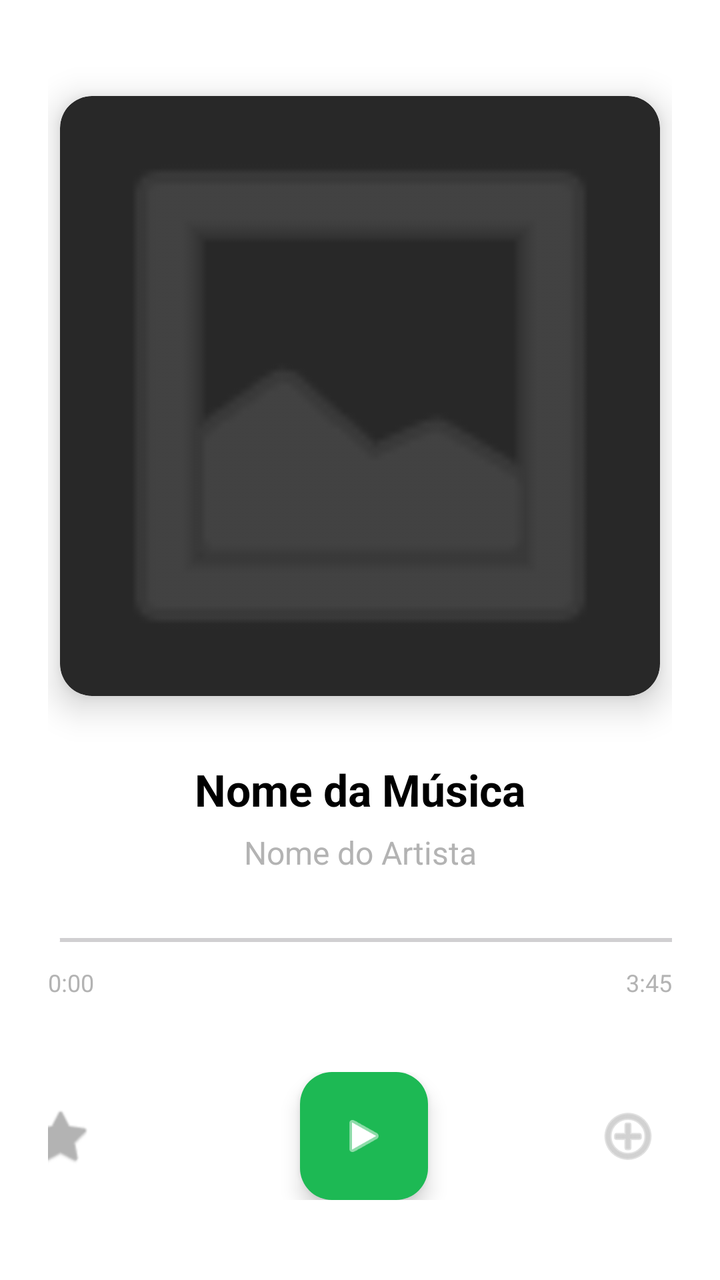
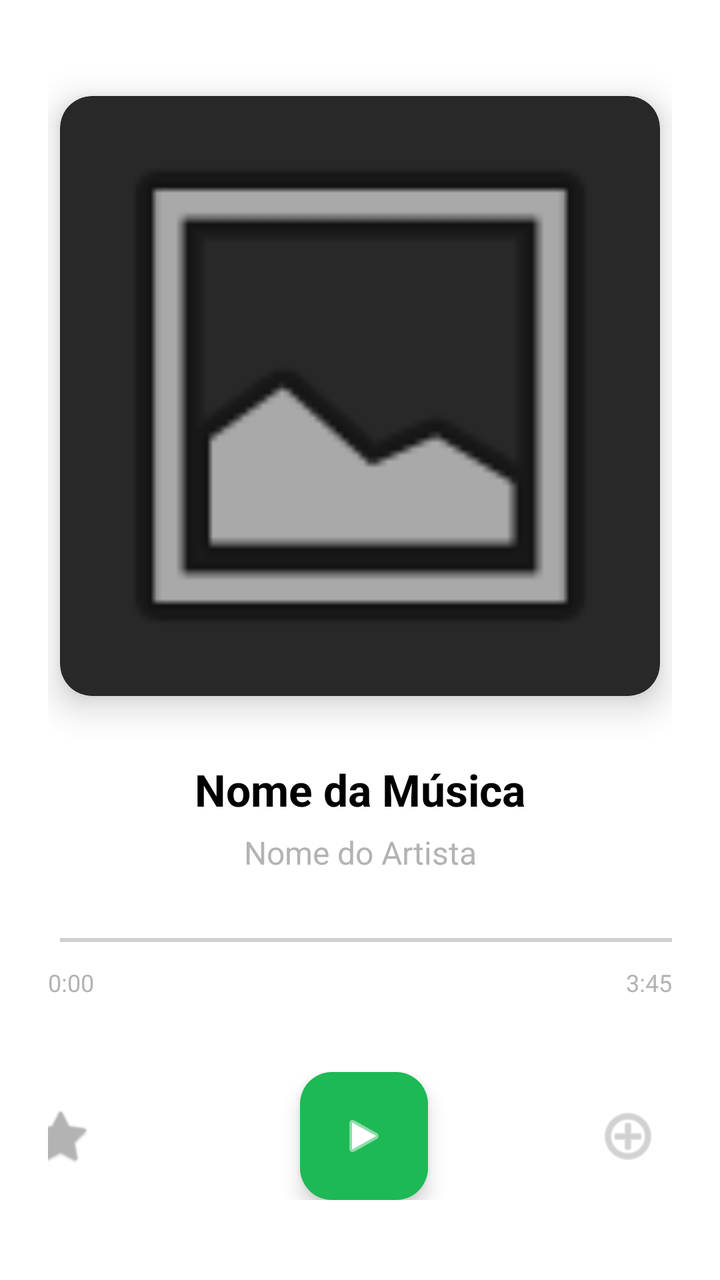

The first picture is an Android layout as it rendered before a commit; the second is the same layout after the commit. The layout source and the unified diff follow.
<!-- AndroidManifest.xml: application theme Theme.DSSMV_ProjectDroid_1230628_1222027 -->
<!-- res/layout/activity_music_player.xml -->
<?xml version="1.0" encoding="utf-8"?>
<LinearLayout xmlns:android="http://schemas.android.com/apk/res/android"
              xmlns:app="http://schemas.android.com/apk/res-auto"
              android:id="@+id/main_player"
              android:layout_width="match_parent"
              android:layout_height="match_parent"
              android:background="@color/background_color"
              android:gravity="center_horizontal"
              android:orientation="vertical"
              android:padding="24dp">

    <androidx.cardview.widget.CardView
            android:layout_width="300dp"
            android:layout_height="300dp"
            android:layout_marginTop="24dp"
            app:cardCornerRadius="16dp"
            app:cardElevation="10dp"
            app:cardBackgroundColor="#282828">

        <ImageView
                android:id="@+id/imgAlbumCover"
                android:layout_width="match_parent"
                android:layout_height="match_parent"
                android:contentDescription="Capa do Álbum"
                android:scaleType="centerCrop"
                android:src="@android:drawable/ic_menu_gallery"
                app:tint="#535353" />
    </androidx.cardview.widget.CardView>

    <TextView
            android:id="@+id/txtSongTitle"
            android:layout_width="match_parent"
            android:layout_height="wrap_content"
            android:layout_marginTop="32dp"
            android:ellipsize="end"
            android:maxLines="1"
            android:text="Nome da Música"
            android:textAlignment="center"
            android:textColor="@color/text_color"
            android:textSize="22sp"
            android:textStyle="bold" />

    <TextView
            android:id="@+id/txtArtistName"
            android:layout_width="match_parent"
            android:layout_height="wrap_content"
            android:layout_marginTop="6dp"
            android:ellipsize="end"
            android:maxLines="1"
            android:text="Nome do Artista"
            android:textAlignment="center"
            android:textColor="#B3B3B3"
            android:textSize="16sp" />

    <LinearLayout
            android:layout_width="match_parent"
            android:layout_height="wrap_content"
            android:layout_marginTop="24dp"
            android:orientation="vertical">

        <SeekBar
                android:id="@+id/seekBar"
                android:layout_width="match_parent"
                android:layout_height="wrap_content"
                android:paddingStart="0dp"
                android:paddingEnd="0dp"
                android:progressTint="#1DB954"
                android:thumbTint="#FFFFFF" />

        <RelativeLayout
                android:layout_width="match_parent"
                android:layout_height="wrap_content"
                android:layout_marginTop="4dp">

            <TextView
                    android:id="@+id/txtCurrentTime"
                    android:layout_width="wrap_content"
                    android:layout_height="wrap_content"
                    android:layout_alignParentStart="true"
                    android:text="0:00"
                    android:textColor="#B3B3B3"
                    android:textSize="12sp" />

            <TextView
                    android:id="@+id/txtTotalTime"
                    android:layout_width="wrap_content"
                    android:layout_height="wrap_content"
                    android:layout_alignParentEnd="true"
                    android:text="3:45"
                    android:textColor="#B3B3B3"
                    android:textSize="12sp" />
        </RelativeLayout>
    </LinearLayout>

    <View
            android:layout_width="match_parent"
            android:layout_height="0dp"
            android:layout_weight="1" />

    <LinearLayout
            android:layout_width="match_parent"
            android:layout_height="wrap_content"
            android:layout_marginBottom="16dp"
            android:gravity="center"
            android:orientation="horizontal">

        <ImageButton
                android:id="@+id/btnFavorite"
                android:layout_width="48dp"
                android:layout_height="48dp"
                android:background="?attr/selectableItemBackgroundBorderless"
                android:contentDescription="Favorito"
                android:src="@android:drawable/btn_star"
                app:tint="#B3B3B3" />

        <ImageButton
                android:id="@+id/btnPrevious"
                android:layout_width="56dp"
                android:layout_height="56dp"
                android:layout_marginStart="20dp"
                android:background="?attr/selectableItemBackgroundBorderless"
                android:contentDescription="Anterior"
                android:src="@android:drawable/ic_media_previous"
                app:tint="#FFFFFF" />

        <com.google.android.material.floatingactionbutton.FloatingActionButton
                android:id="@+id/btnPlayPause"
                android:layout_width="wrap_content"
                android:layout_height="wrap_content"
                android:layout_marginStart="20dp"
                android:contentDescription="Play/Pause"
                android:src="@android:drawable/ic_media_play"
                app:backgroundTint="#1DB954"
                app:fabCustomSize="64dp"
                app:tint="#FFFFFF" />

        <ImageButton
                android:id="@+id/btnNext"
                android:layout_width="56dp"
                android:layout_height="56dp"
                android:layout_marginStart="20dp"
                android:background="?attr/selectableItemBackgroundBorderless"
                android:contentDescription="Seguinte"
                android:src="@android:drawable/ic_media_next"
                app:tint="#FFFFFF" />

        <ImageButton
                android:id="@+id/btnAddToPlaylist"
                android:layout_width="48dp"
                android:layout_height="48dp"
                android:layout_marginEnd="16dp"
                android:background="?attr/selectableItemBackgroundBorderless"
                android:contentDescription="Adicionar à Playlist"
                android:src="@android:drawable/ic_menu_add"
                app:tint="#B3B3B3" />

    </LinearLayout>

</LinearLayout>
<!-- resources referenced by this layout -->
<resources>
  <color name="background_color">#FFFFFF</color>
  <color name="text_color">#000000</color>
  <style name="Theme.DSSMV_ProjectDroid_1230628_1222027" parent="Base.Theme.DSSMV_ProjectDroid_1230628_1222027" />
  <style name="Base.Theme.DSSMV_ProjectDroid_1230628_1222027" parent="Theme.Material3.DayNight.NoActionBar">
          
          
      </style>
</resources>

<!-- the commit's change to res/layout/activity_music_player.xml (unified diff, before → after) -->
@@ -23,8 +23,7 @@
                 android:layout_height="match_parent"
                 android:contentDescription="Capa do Álbum"
                 android:scaleType="centerCrop"
-                android:src="@android:drawable/ic_menu_gallery"
-                app:tint="#535353" />
+                android:src="@android:drawable/ic_menu_gallery"/>
     </androidx.cardview.widget.CardView>
 
     <TextView
